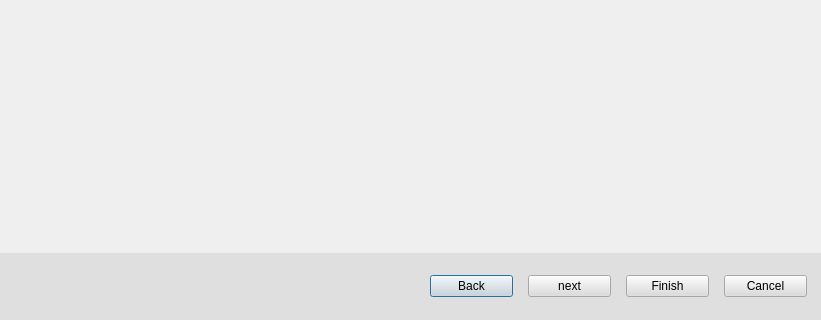
First picture: the form in src/NewProject/new_project_dialog.ui, repository os-fpga/FOEDAG, before the edit; both pictures show x 0 to 821 and y 357 to 677 of the 821 by 677 pixel window.
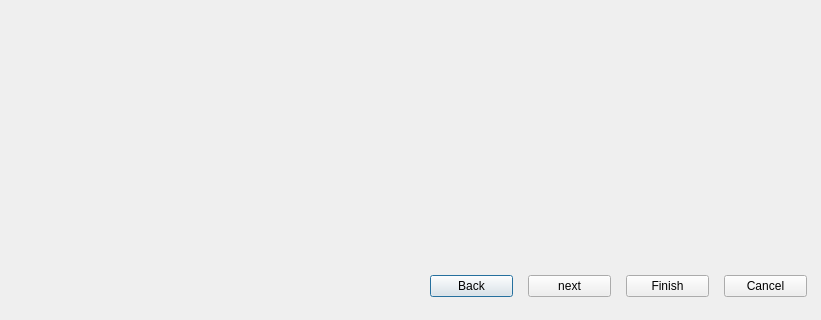
Second picture: the form after the edit. The open tabs and pages were chosen to show the change.

Diff of the .ui file:
```diff
--- a/src/NewProject/new_project_dialog.ui
+++ b/src/NewProject/new_project_dialog.ui
@@ -57,7 +57,7 @@
    <item>
     <widget class="QWidget" name="m_widget_bottom" native="true">
      <property name="styleSheet">
-      <string notr="true">background-color: rgba(220, 220, 220, 220);</string>
+      <string notr="true"/>
      </property>
      <layout class="QGridLayout" name="gridLayout">
       <item row="0" column="0">
```
Left out of the diff: 2 changed lines with no effect on the pictures.
